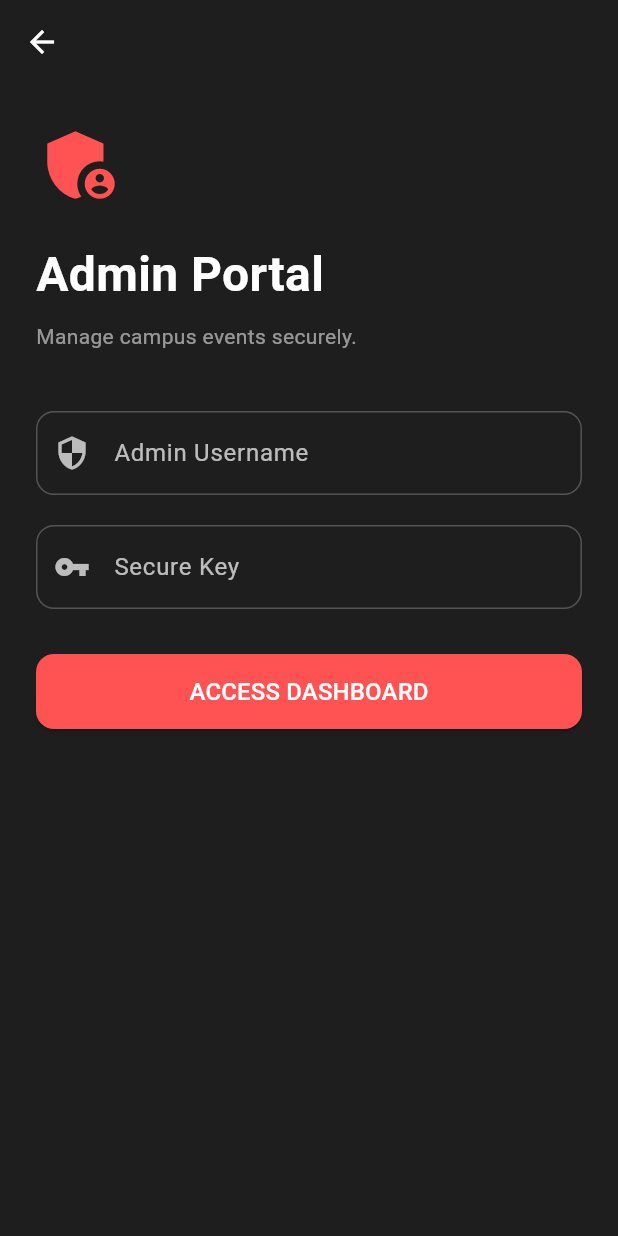
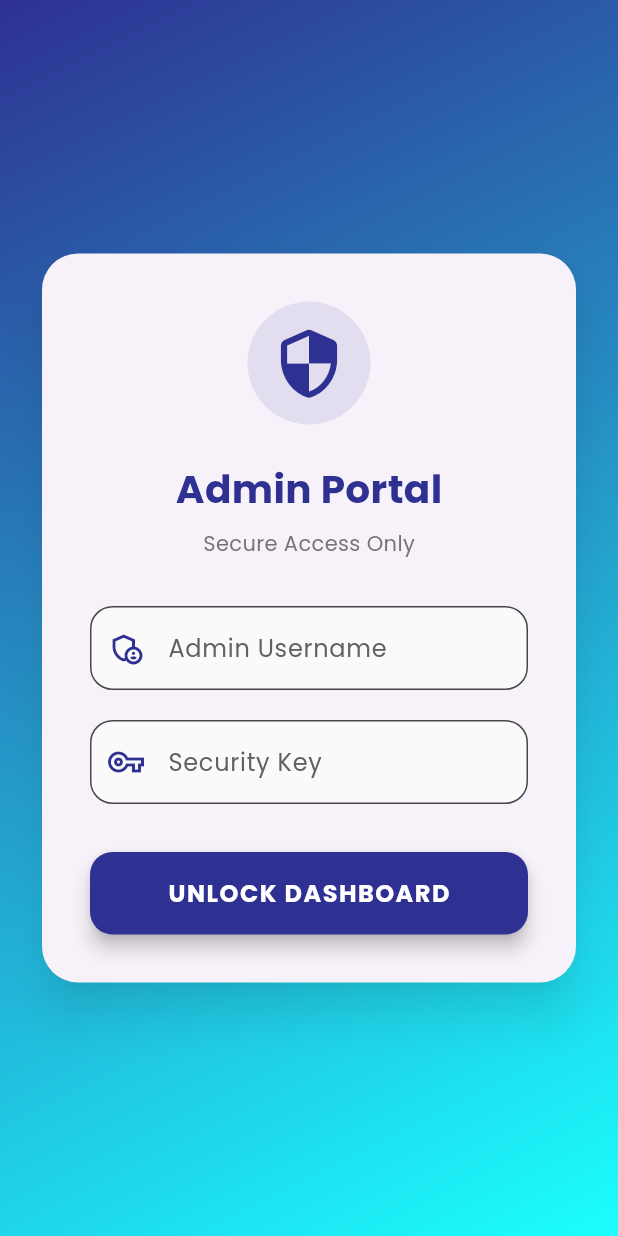
Before and after one commit to Muhammad-Bilal-03/campus_event_companion, a Flutter app: the screen it shows after launch, after a tap on "I am an Admin", on a phone screen of 412 x 824 dp. Run offline on Flutter 3.47's test engine with Material 3 defaults, Android fonts, the phone set to English and light mode, and no system bars; our stand-ins replace google_fonts, hive, hive_flutter; accounts and stored records are empty.

Commit message:
UI Upgrade: Implemented modern Admin Login with Google Fonts

```diff
--- a/lib/screens/admin_login.dart
+++ b/lib/screens/admin_login.dart
@@ -1,5 +1,6 @@
 import 'package:flutter/material.dart';
 import 'package:provider/provider.dart';
+import 'package:google_fonts/google_fonts.dart';
 import '../providers/app_provider.dart';
 import 'admin_home.dart';
 
@@ -23,8 +24,7 @@ class _AdminLoginScreenState extends State<AdminLoginScreen> {
         _passwordController.text,
       );
 
-      if (success) {
-        if (provider.isAdmin) {
+      if (success && provider.isAdmin) {
         Navigator.pushAndRemoveUntil(
           context,
           MaterialPageRoute(builder: (_) => const AdminHomeScreen()),
@@ -32,14 +32,14 @@ class _AdminLoginScreenState extends State<AdminLoginScreen> {
         );
       } else {
         ScaffoldMessenger.of(context).showSnackBar(
-            const SnackBar(
-              content: Text('Access Denied. Students cannot log in here.'),
+          SnackBar(
+            content: Text(
+              'Invalid Admin Credentials',
+              style: GoogleFonts.poppins(fontWeight: FontWeight.bold),
             ),
-          );
-        }
-      } else {
-        ScaffoldMessenger.of(context).showSnackBar(
-          const SnackBar(content: Text('Invalid Admin credentials')),
+            backgroundColor: Colors.redAccent,
+            behavior: SnackBarBehavior.floating,
+          ),
         );
       }
     }
@@ -48,54 +48,85 @@ class _AdminLoginScreenState extends State<AdminLoginScreen> {
   @override
   Widget build(BuildContext context) {
     return Scaffold(
-      backgroundColor: const Color(0xFF1E1E1E),
-      appBar: AppBar(
-        backgroundColor: Colors.transparent,
-        elevation: 0,
-        foregroundColor: Colors.white,
+      body: Container(
+        decoration: const BoxDecoration(
+          gradient: LinearGradient(
+            begin: Alignment.topLeft,
+            end: Alignment.bottomRight,
+            colors: [Color(0xFF2E3192), Color(0xFF1BFFFF)],
           ),
-      body: Padding(
+        ),
+        child: Center(
+          child: SingleChildScrollView(
             padding: const EdgeInsets.all(24.0),
+            child: Card(
+              elevation: 12,
+              shadowColor: Colors.black45,
+              shape: RoundedRectangleBorder(
+                borderRadius: BorderRadius.circular(24),
+              ),
+              child: Padding(
+                padding: const EdgeInsets.all(32.0),
                 child: Form(
                   key: _formKey,
                   child: Column(
-            crossAxisAlignment: CrossAxisAlignment.start,
+                    mainAxisSize: MainAxisSize.min,
                     children: [
-              const Icon(
-                Icons.admin_panel_settings,
-                size: 60,
-                color: Colors.redAccent,
+                      Container(
+                        padding: const EdgeInsets.all(16),
+                        decoration: BoxDecoration(
+                          color: const Color(0xFF2E3192).withOpacity(0.1),
+                          shape: BoxShape.circle,
                         ),
-              const SizedBox(height: 20),
-              const Text(
+                        child: const Icon(
+                          Icons.security_rounded,
+                          size: 50,
+                          color: Color(0xFF2E3192),
+                        ),
+                      ),
+                      const SizedBox(height: 24),
+                      Text(
                         'Admin Portal',
-                style: TextStyle(
-                  fontSize: 32,
+                        style: GoogleFonts.poppins(
+                          fontSize: 26,
                           fontWeight: FontWeight.bold,
-                  color: Colors.white,
+                          color: const Color(0xFF2E3192),
                         ),
                       ),
                       const SizedBox(height: 8),
-              const Text(
-                'Manage campus events securely.',
-                style: TextStyle(color: Colors.white54),
+                      Text(
+                        'Secure Access Only',
+                        style: GoogleFonts.poppins(
+                          color: Colors.grey[600],
+                          fontSize: 14,
                         ),
-              const SizedBox(height: 40),
+                      ),
+                      const SizedBox(height: 32),
                       TextFormField(
                         controller: _usernameController,
-                style: const TextStyle(color: Colors.white),
+                        style: GoogleFonts.poppins(),
                         decoration: InputDecoration(
                           labelText: 'Admin Username',
-                  labelStyle: const TextStyle(color: Colors.white70),
-                  prefixIcon: const Icon(Icons.security, color: Colors.white70),
-                  enabledBorder: OutlineInputBorder(
-                    borderRadius: BorderRadius.circular(12),
-                    borderSide: const BorderSide(color: Colors.white24),
+                          labelStyle: GoogleFonts.poppins(
+                            color: Colors.grey[700],
+                          ),
+                          prefixIcon: const Icon(
+                            Icons.admin_panel_settings_outlined,
+                            color: Color(0xFF2E3192),
+                          ),
+                          border: OutlineInputBorder(
+                            borderRadius: BorderRadius.circular(15),
+                            borderSide: const BorderSide(color: Colors.grey),
                           ),
                           focusedBorder: OutlineInputBorder(
-                    borderRadius: BorderRadius.circular(12),
-                    borderSide: const BorderSide(color: Colors.redAccent),
+                            borderRadius: BorderRadius.circular(15),
+                            borderSide: const BorderSide(
+                              color: Color(0xFF2E3192),
+                              width: 2,
                             ),
+                          ),
+                          filled: true,
+                          fillColor: Colors.grey[50],
                         ),
                         validator: (v) => v!.isEmpty ? 'Required' : null,
                       ),
@@ -103,37 +134,53 @@ class _AdminLoginScreenState extends State<AdminLoginScreen> {
                       TextFormField(
                         controller: _passwordController,
                         obscureText: true,
-                style: const TextStyle(color: Colors.white),
+                        style: GoogleFonts.poppins(),
                         decoration: InputDecoration(
-                  labelText: 'Secure Key',
-                  labelStyle: const TextStyle(color: Colors.white70),
-                  prefixIcon: const Icon(Icons.vpn_key, color: Colors.white70),
-                  enabledBorder: OutlineInputBorder(
-                    borderRadius: BorderRadius.circular(12),
-                    borderSide: const BorderSide(color: Colors.white24),
+                          labelText: 'Security Key',
+                          labelStyle: GoogleFonts.poppins(
+                            color: Colors.grey[700],
+                          ),
+                          prefixIcon: const Icon(
+                            Icons.vpn_key_outlined,
+                            color: Color(0xFF2E3192),
+                          ),
+                          border: OutlineInputBorder(
+                            borderRadius: BorderRadius.circular(15),
+                            borderSide: const BorderSide(color: Colors.grey),
                           ),
                           focusedBorder: OutlineInputBorder(
-                    borderRadius: BorderRadius.circular(12),
-                    borderSide: const BorderSide(color: Colors.redAccent),
+                            borderRadius: BorderRadius.circular(15),
+                            borderSide: const BorderSide(
+                              color: Color(0xFF2E3192),
+                              width: 2,
                             ),
+                          ),
+                          filled: true,
+                          fillColor: Colors.grey[50],
                         ),
                         validator: (v) => v!.isEmpty ? 'Required' : null,
                       ),
-              const SizedBox(height: 30),
+                      const SizedBox(height: 32),
                       SizedBox(
                         width: double.infinity,
-                height: 50,
+                        height: 55,
                         child: ElevatedButton(
                           onPressed: _login,
                           style: ElevatedButton.styleFrom(
-                    backgroundColor: Colors.redAccent,
+                            backgroundColor: const Color(0xFF2E3192),
+                            foregroundColor: Colors.white,
+                            elevation: 5,
                             shape: RoundedRectangleBorder(
-                      borderRadius: BorderRadius.circular(12),
+                              borderRadius: BorderRadius.circular(15),
                             ),
                           ),
-                  child: const Text(
-                    'ACCESS DASHBOARD',
-                    style: TextStyle(fontSize: 16, color: Colors.white),
+                          child: Text(
+                            'UNLOCK DASHBOARD',
+                            style: GoogleFonts.poppins(
+                              fontSize: 16,
+                              fontWeight: FontWeight.w700,
+                              letterSpacing: 1,
+                            ),
                           ),
                         ),
                       ),
@@ -141,6 +188,10 @@ class _AdminLoginScreenState extends State<AdminLoginScreen> {
                   ),
                 ),
               ),
+            ),
+          ),
+        ),
+      ),
     );
   }
 }
```
Lines whose indentation alone changed are shown as unchanged.
